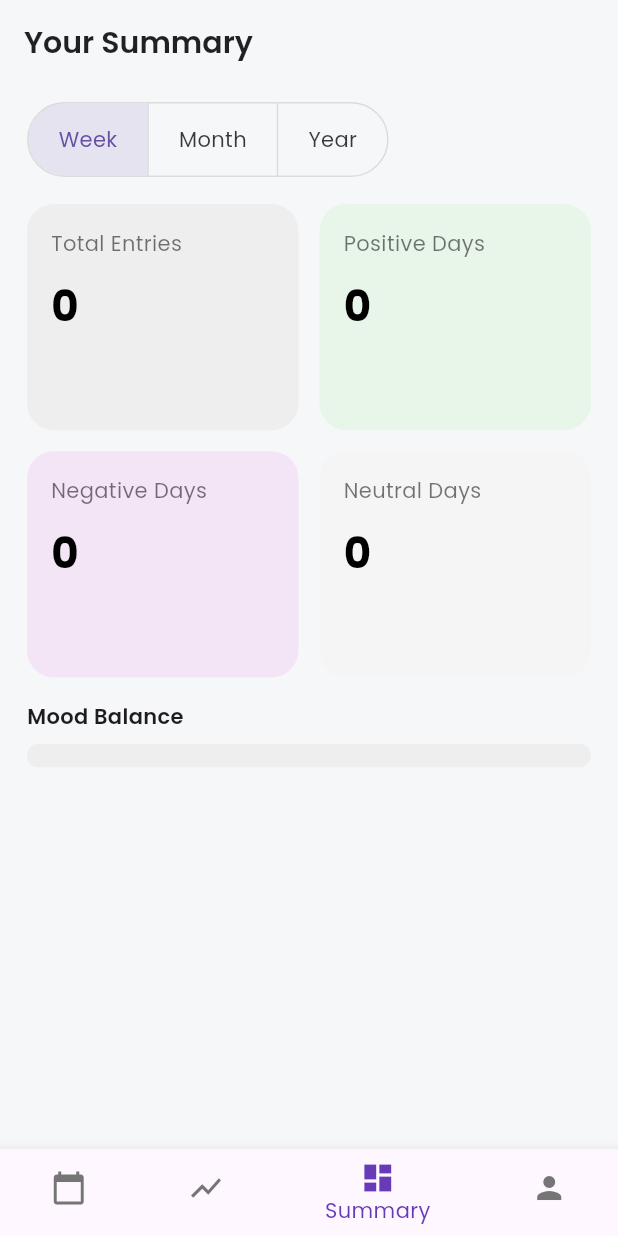
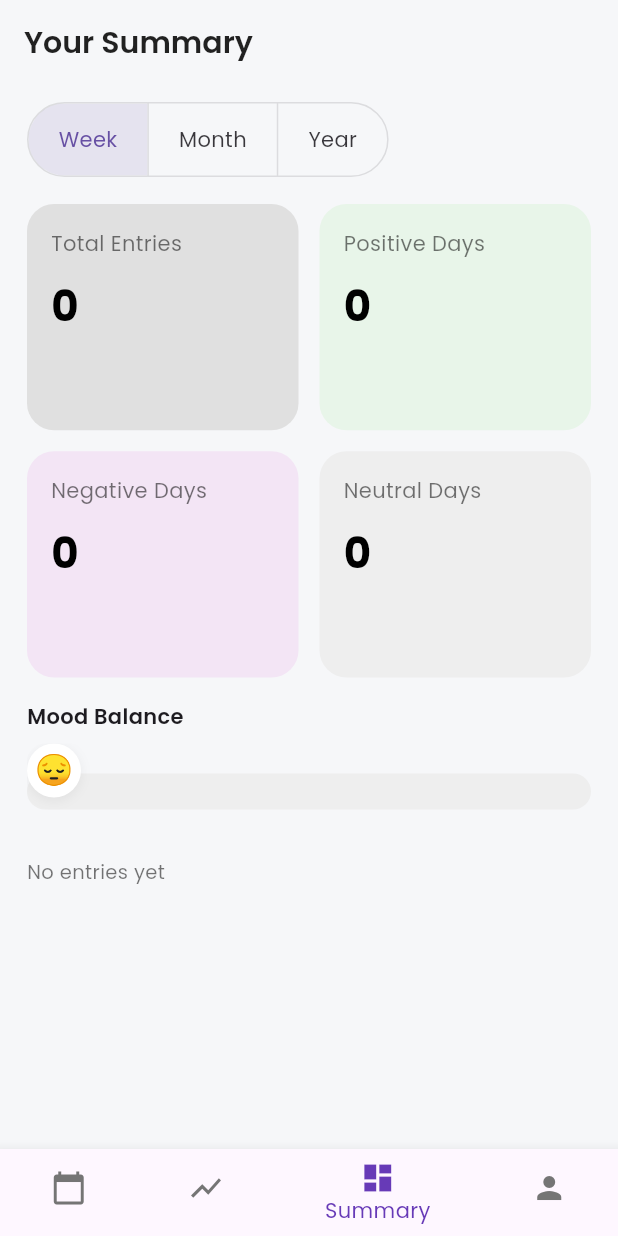
Before and after one commit to tushar11kh/dailypulse, a Flutter app: the screen it shows once a user with an empty profile is signed in, item 3 of the bottom bar chosen, on a phone screen of 412 x 824 dp. Run offline on Flutter 3.47's test engine with Material 3 defaults, Android fonts, the light colour scheme and no system bars; our stand-ins replace cloud_firestore, firebase_auth, firebase_core, fl_chart, google_fonts, shared_preferences; accounts and stored records are empty.

Commit message:
minor ui/ux changes

```diff
--- a/lib/pages/summary_page.dart
+++ b/lib/pages/summary_page.dart
@@ -10,7 +10,7 @@ class SummaryPage extends StatelessWidget {
   Widget _statCard(String title, String value, Color bg) {
     return Container(
       width: 160,
-      padding: EdgeInsets.all(16),
+      padding: const EdgeInsets.all(16),
       decoration: BoxDecoration(
         color: bg,
         borderRadius: BorderRadius.circular(18),
@@ -18,11 +18,11 @@ class SummaryPage extends StatelessWidget {
       child: Column(
         crossAxisAlignment: CrossAxisAlignment.start,
         children: [
-          Text(title, style: TextStyle(color: Colors.black54)),
-          SizedBox(height: 12),
+          Text(title, style: const TextStyle(color: Colors.black54)),
+          const SizedBox(height: 12),
           Text(
             value,
-            style: TextStyle(
+            style: const TextStyle(
               fontSize: 28,
               fontWeight: FontWeight.bold,
               color: Colors.black,
@@ -33,6 +33,24 @@ class SummaryPage extends StatelessWidget {
     );
   }
 
+  /// Returns emoji for the given positivity ratio (0..1)
+  String _emojiForRatio(double ratio) {
+    if (ratio >= 0.66) return '😊';
+    if (ratio >= 0.33) return '😐';
+    return '😔';
+  }
+
+  /// Returns color for the given positivity ratio (0..1)
+  Color _colorForRatio(double ratio) {
+    if (ratio >= 0.66) {
+      return Colors.green[300]!;
+    } else if (ratio >= 0.33) {
+      return Colors.yellow[300]!;
+    } else {
+      return Colors.red[300]!;
+    }
+  }
+
   @override
   Widget build(BuildContext context) {
     final provider = context.watch<MoodProvider>();
@@ -41,61 +59,138 @@ class SummaryPage extends StatelessWidget {
     final negatives = provider.negativesForSelectedRange;
     final neutrals = provider.neutralsForSelectedRange;
 
+    // positivity ratio 0..1
+    final ratio = total == 0 ? 0.0 : (positives / total);
+
     return Scaffold(
-      appBar: AppBar(title: Text('Your Summary')),
+      appBar: AppBar(title: const Text('Your Summary')),
       body: SafeArea(
         child: SingleChildScrollView(
-          padding: EdgeInsets.symmetric(horizontal: 18, vertical: 12),
+          padding: const EdgeInsets.symmetric(horizontal: 18, vertical: 12),
           child: Column(
             crossAxisAlignment: CrossAxisAlignment.start,
             children: [
-              ToggleButtonsRow(),
-              SizedBox(height: 18),
+              const ToggleButtonsRow(),
+              const SizedBox(height: 18),
               GridView.count(
                 shrinkWrap: true,
-                physics: NeverScrollableScrollPhysics(),
+                physics: const NeverScrollableScrollPhysics(),
                 crossAxisCount: 2,
                 childAspectRatio: 1.2,
                 crossAxisSpacing: 14,
                 mainAxisSpacing: 14,
                 children: [
-                  _statCard('Total Entries', '$total', Colors.grey[200]!),
+                  _statCard('Total Entries', '$total', Colors.grey[300]!),
                   _statCard('Positive Days', '$positives', Colors.green[50]!),
                   _statCard('Negative Days', '$negatives', Colors.purple[50]!),
-                  _statCard('Neutral Days', '$neutrals', Colors.grey[100]!),
+                  _statCard('Neutral Days', '$neutrals', Colors.grey[200]!),
                 ],
               ),
-              SizedBox(height: 16),
-              Text(
+              const SizedBox(height: 16),
+              const Text(
                 'Mood Balance',
                 style: TextStyle(fontWeight: FontWeight.w600),
               ),
-              SizedBox(height: 8),
+              const SizedBox(height: 8),
+
+              // -- NEW: progress bar with emoji indicator --
               ClipRRect(
                 borderRadius: BorderRadius.circular(12),
-                child: Builder(
-                  builder: (_) {
-                    // Calculate positivity percentage
-                    final ratio = total == 0 ? 0.0 : positives / total;
+                child: LayoutBuilder(builder: (context, constraints) {
+                  final barWidth = constraints.maxWidth;
+                  // width reserved for emoji widget (so it doesn't overflow)
+                  const emojiWidth = 36.0;
+                  // compute left offset for emoji (clamped)
+                  final leftPos = (barWidth - emojiWidth) * ratio;
+                  final clampedLeft = leftPos.isNaN
+                      ? 0.0
+                      : leftPos.clamp(0.0, barWidth - emojiWidth);
 
-                    // Determine color based on range
-                    Color barColor;
-                    if (ratio >= 0.66) {
-                      barColor = Colors.green[300]!;
-                    } else if (ratio >= 0.33) {
-                      barColor = Colors.yellow[300]!;
-                    } else {
-                      barColor = Colors.red[300]!;
-                    }
+                  final barColor = _colorForRatio(ratio);
+                  final emoji = _emojiForRatio(ratio);
 
-                    return LinearProgressIndicator(
-                      minHeight: 16,
-                      value: ratio,
-                      backgroundColor: Colors.grey[200],
-                      valueColor: AlwaysStoppedAnimation<Color>(barColor),
-                    );
-                  },
-                ),
+                  return SizedBox(
+                    height: 56, // enough room for emoji above the bar
+                    child: Stack(
+                      alignment: Alignment.centerLeft,
+                      children: [
+                        // background bar
+                        Positioned.fill(
+                          top: 20,
+                          bottom: 12,
+                          child: Container(
+                            decoration: BoxDecoration(
+                              color: Colors.grey[200],
+                              borderRadius: BorderRadius.circular(12),
+                            ),
+                          ),
+                        ),
+
+                        // actual progress indicator (clipped)
+                        Positioned(
+                          left: 0,
+                          right: 0,
+                          top: 20,
+                          bottom: 12,
+                          child: ClipRRect(
+                            borderRadius: BorderRadius.circular(12),
+                            child: LinearProgressIndicator(
+                              minHeight: 24,
+                              value: ratio,
+                              backgroundColor: Colors.transparent,
+                              valueColor: AlwaysStoppedAnimation<Color>(barColor),
+                            ),
+                          ),
+                        ),
+
+                        // animated emoji indicator
+                        AnimatedPositioned(
+                          duration: const Duration(milliseconds: 350),
+                          curve: Curves.easeInOut,
+                          left: clampedLeft,
+                          top: 0,
+                          child: SizedBox(
+                            width: emojiWidth,
+                            child: Column(
+                              children: [
+                                // emoji bubble
+                                Container(
+                                  width: 36,
+                                  height: 36,
+                                  decoration: BoxDecoration(
+                                    color: Colors.white,
+                                    borderRadius: BorderRadius.circular(18),
+                                    boxShadow: [
+                                      BoxShadow(
+                                        color: Colors.black.withOpacity(0.06),
+                                        blurRadius: 6,
+                                        offset: const Offset(0, 2),
+                                      ),
+                                    ],
+                                  ),
+                                  alignment: Alignment.center,
+                                  child: Text(
+                                    emoji,
+                                    style: const TextStyle(fontSize: 20),
+                                  ),
+                                ),
+                                const SizedBox(height: 6),
+                              ],
+                            ),
+                          ),
+                        ),
+                      ],
+                    ),
+                  );
+                }),
+              ),
+
+              const SizedBox(height: 12),
+              const SizedBox(height: 8),
+              // a short legend / explanation
+              Text(
+                total == 0 ? 'No entries yet' : '${(ratio * 100).toStringAsFixed(0)}% positive',
+                style: const TextStyle(fontSize: 13, color: Colors.black54),
               ),
             ],
           ),
```
Also changed, not shown: lib/pages/auth/login_page.dart (+45 -25 lines), lib/pages/auth/signup_page.dart (+32 -48 lines), lib/providers/auth_provider.dart (+37 -2 lines).
